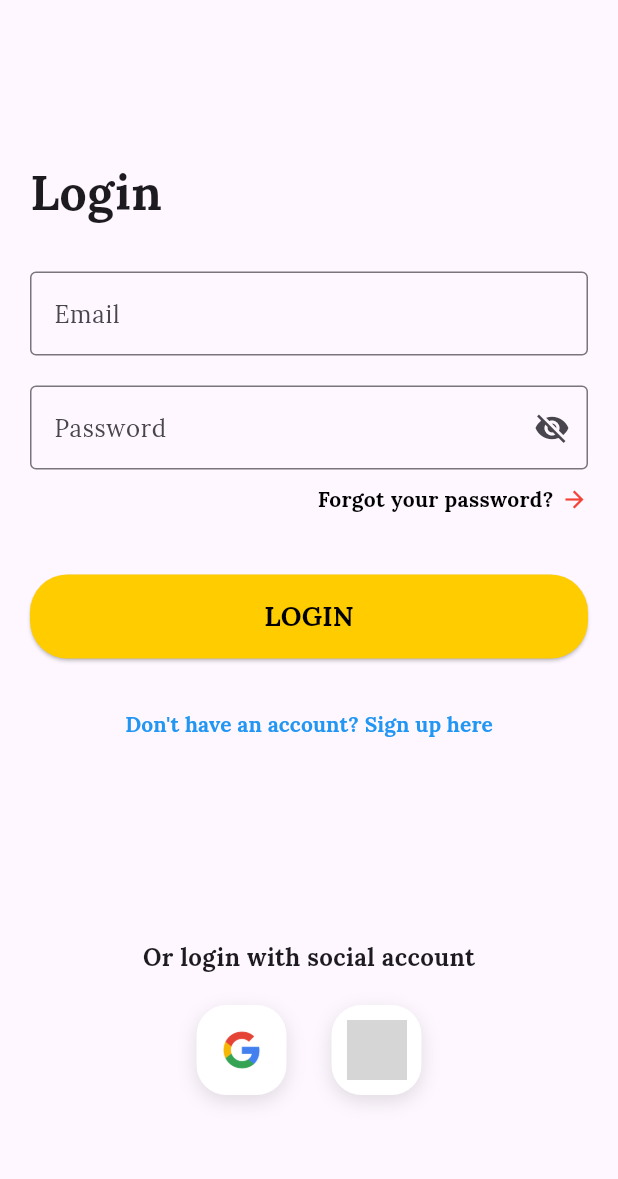
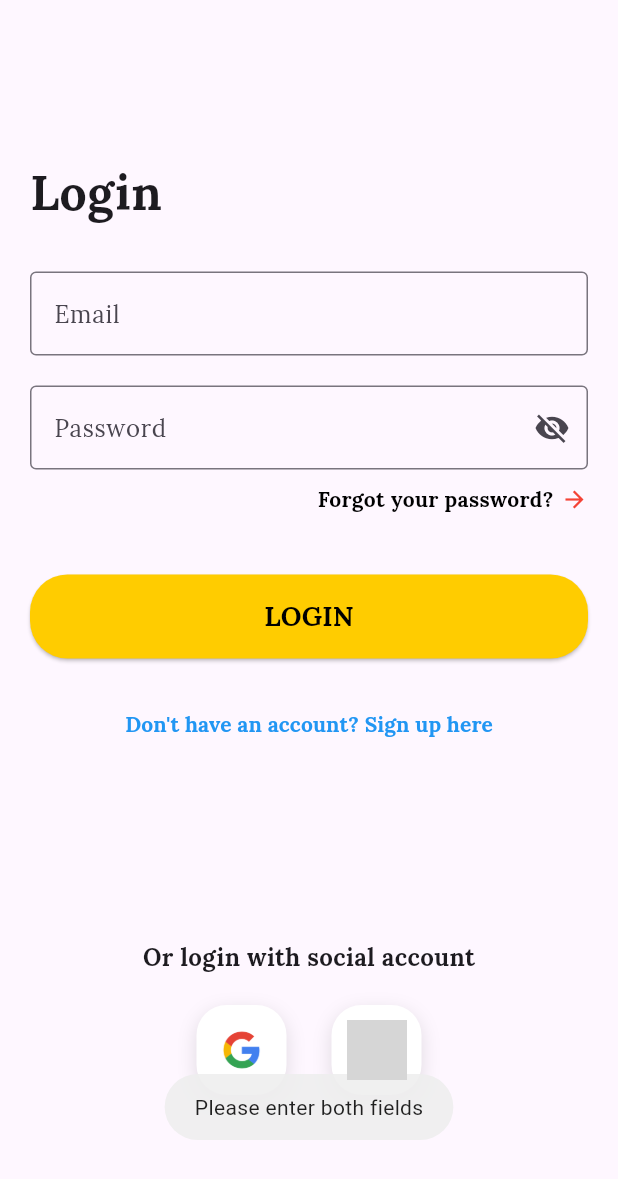
Before and after one commit to HirenThakkar88/Ubon_Application, a Flutter app: the screen it shows after launch, after a tap on "LOGIN", on a phone screen of 412 x 824 dp. Shown: the top 1179 px of the screen. Run offline on Flutter 3.47's test engine with Material 3 defaults, Android fonts, the phone set to English and light mode, and no system bars; drawn by our look-alikes of loader_overlay; our stand-ins replace cloud_firestore, firebase_auth, firebase_core, fluttertoast, google_sign_in, loading_animation_widget and 2 more; missing offline and left inert: mailer; accounts and stored records are empty; project files that could hold a hidden picture were left out; grey boxes are pictures that could not be loaded.

Commit message:
admin dashboard + splashscreen

```diff
--- a/lib/admin/admin_dashboard_screen.dart
+++ b/lib/admin/admin_dashboard_screen.dart
@@ -49,11 +49,14 @@ class _AdminDashboardScreenState extends State<AdminDashboardScreen> {
         leading: Icon(Icons.logout, color: Colors.red),
         title: Text('Sign Out', style: TextStyle(color: Colors.red)),
         onTap:  ()async {
+
+
                                 await _auth.signout();
                                 final prefs =
                                     await SharedPreferences.getInstance();
                                 await prefs.remove('email');
                                 await prefs.remove('uid');
+                                await prefs.setString('admin', "false");
                                goToLogin(context);
         },
       ),
--- a/lib/main.dart
+++ b/lib/main.dart
@@ -2,6 +2,7 @@ import 'package:firebase_core/firebase_core.dart';
 import 'package:flutter/material.dart';
 import 'package:ubon_application/firebase_options.dart';
 import 'package:ubon_application/screens/login_screen.dart';
+import 'package:ubon_application/screens/splash_screen.dart';
 import 'package:ubon_application/screens/wrapper.dart';
 import 'package:loading_animation_widget/loading_animation_widget.dart';
 import 'package:loader_overlay/loader_overlay.dart';
@@ -35,7 +36,7 @@ class _MyAppState extends State<MyApp> {
         fontFamily: 'lora',
         primarySwatch: Colors.yellow,
       ),
-      home:LoginScreen(),
+      home:SplashScreen(),
     ),
     );
   }
--- a/lib/screens/firebase_Auth.dart
+++ b/lib/screens/firebase_Auth.dart
@@ -137,15 +137,19 @@ class Authservice {
         password: password,
       );
 
-      // If user creation is successful, save user info to Firestore
+      // If user creation is successful, save user inx`fo to Firestore
       if (cred.user != null) {
         await _firestore.collection('authentication').doc(cred.user!.uid).set({
+
           'auth_id': cred.user!.uid,
           'email': email,
           'name': fullName,
           'password': password, // Storing the password as is
           'role': 'user',
         });
+        final prefs = await SharedPreferences.getInstance();
+        await prefs.setString('email', email);
+        await prefs.setString('uid', cred.user!.uid);
       }
 
       return cred.user;
--- a/lib/screens/login_screen.dart
+++ b/lib/screens/login_screen.dart
@@ -3,6 +3,7 @@ import 'package:cloud_firestore/cloud_firestore.dart';
 import 'package:firebase_auth/firebase_auth.dart';
 import 'package:flutter/material.dart';
 import 'package:flutter/services.dart';
+import 'package:fluttertoast/fluttertoast.dart';
 import 'package:shared_preferences/shared_preferences.dart';
 import 'package:ubon_application/admin/admin_dashboard_screen.dart';
 import 'package:ubon_application/screens/firebase_Auth.dart';
@@ -20,6 +21,7 @@ class LoginScreen extends StatefulWidget {
   State<LoginScreen> createState() => _LoginScreenState();
 }
 
+bool admin  =  false ;
 class _LoginScreenState extends State<LoginScreen> {
   final Authservice _auth = Authservice();
   final FirebaseAuth _authh = FirebaseAuth.instance;
@@ -141,8 +143,26 @@ class _LoginScreenState extends State<LoginScreen> {
                 child: SizedBox(
                   width: double.infinity,
                   child: ElevatedButton(
-                    onPressed: _login,
+
+                    onPressed: (){
+                      FocusManager.instance.primaryFocus?.unfocus();
+                      //
+                      if(_email.text.isEmpty && _password.text.isEmpty){
+                        Fluttertoast.showToast(msg: "Please enter both fields");
+                      }
+                      else if(_email.text.isEmpty){
+                        Fluttertoast.showToast(msg: "Please enter Email");
+                      }
+                      else if(_password.text.isEmpty){
+                        Fluttertoast.showToast(msg: "Please enter password");
+                      }
+                      else{
+                        _login();
+                      }
+                    },
+
                     style: ElevatedButton.styleFrom(
+
                       backgroundColor: const Color(0xFFFFCC00),
                       padding: const EdgeInsets.symmetric(vertical: 15),
                       shape: RoundedRectangleBorder(
@@ -231,6 +251,10 @@ class _LoginScreenState extends State<LoginScreen> {
             var role = userDoc.data()?['role']; // Get role from the Firestore document
 
             if (role == 'admin') {
+              setState(() {
+                admin =  true;
+              });
+              await prefs.setString('admin', "true");
               print('Admin login successful!');
               // Navigate to Admin Dashboard
               Navigator.pushReplacement(
@@ -246,7 +270,7 @@ class _LoginScreenState extends State<LoginScreen> {
             print('User document not found in Firestore.');
           }
         } else {
-          print('Invalid credentials');
+         Fluttertoast.showToast(msg: "Invaliad User");
         }
       } catch (error) {
         print("Error during login: $error");
--- /dev/null
+++ b/lib/screens/splash_screen.dart
@@ -0,0 +1,91 @@
+import 'package:flutter/material.dart';
+import 'package:shared_preferences/shared_preferences.dart';
+import 'package:ubon_application/admin/admin_dashboard_screen.dart';
+import 'home_screen.dart';
+import 'login_screen.dart';
+import 'package:lottie/lottie.dart';
+
+class SplashScreen extends StatefulWidget {
+  const SplashScreen({Key? key}) : super(key: key);
+
+  @override
+  State<SplashScreen> createState() => _SplashScreenState();
+}
+
+class _SplashScreenState extends State<SplashScreen> {
+
+  @override
+  void initState() {
+    super.initState();
+    Future.delayed(Duration(seconds: 7),
+        _navigateBasedOnState
+    ); // Adjust delay if needed
+  }
+
+  Future<void> _navigateBasedOnState() async {
+    final prefs = await SharedPreferences.getInstance();
+
+    // Check if it is the user's first time
+    bool isFirstTime = prefs.getBool('isFirstTime') ?? true;
+
+    if (isFirstTime) {
+      // Set `isFirstTime` to false after the first launch
+      await prefs.setBool('isFirstTime', false);
+
+      // Navigate to LoginScreen if it’s the first time
+      Navigator.pushReplacement(
+        context,
+        MaterialPageRoute(builder: (context) => const LoginScreen()),
+      );
+    } else {
+      // Check if the user is already logged in
+      final email = prefs.getString('email');
+      final uid = prefs.getString('uid');
+      final admin = prefs.getString('admin');
+
+      if (email != null && uid != null) {
+        // User is logged in, navigate to HomeScreen or AdminDashboardScreen
+        if(admin == "true") {
+          Navigator.pushReplacement(
+            context,
+            MaterialPageRoute(builder: (context) => AdminDashboardScreen()),
+          );
+        } else {
+          Navigator.pushReplacement(
+            context,
+            MaterialPageRoute(builder: (context) => HomeScreen()),
+          );
+        }
+      } else {
+        // User is not logged in, navigate to LoginScreen
+        Navigator.pushReplacement(
+          context,
+          MaterialPageRoute(builder: (context) => const LoginScreen()),
+        );
+      }
+    }
+  }
+
+  @override
+  Widget build(BuildContext context) {
+    return Scaffold(
+      body: Center(
+        child: Column(
+          mainAxisAlignment: MainAxisAlignment.center,
+          children: [
+            // Lottie animation
+            Lottie.asset(
+              'assets/animations/splash.json',
+              width: 230,
+              height: 230,
+              fit: BoxFit.contain,
+            ),
+            const SizedBox(height: 20),
+            Text("Welcom to Shree Marketing...",style: TextStyle(color: Colors.black,fontFamily: "Lora",fontSize: 22),)
+            // const CircularProgressIndicator(),
+          ],
+        ),
+      ),
+    );
+  }
+}
--- a/pubspec.yaml
+++ b/pubspec.yaml
@@ -49,6 +49,7 @@ dependencies:
   loading_animation_widget: ^1.3.0
   loader_overlay: ^4.0.3
   mailer: ^6.2.0
+  fluttertoast: ^8.2.8
 
 dev_dependencies:
   flutter_test:
@@ -82,6 +83,7 @@ flutter:
       - assets/images/item_fourth.png
       - assets/images/profile_pic.png
       - assets/images/shreelogo.jpg
+      - assets/animations/splash.json
 
     fonts:
       - family: Lora
```
Also changed, not shown: pubspec.lock.
